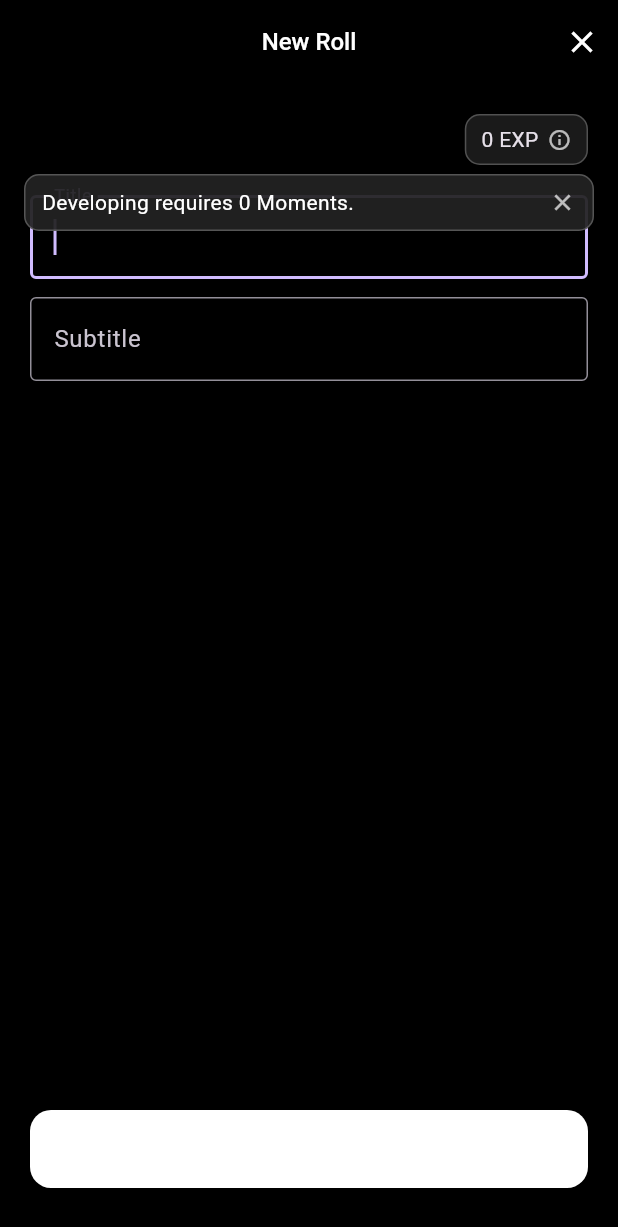
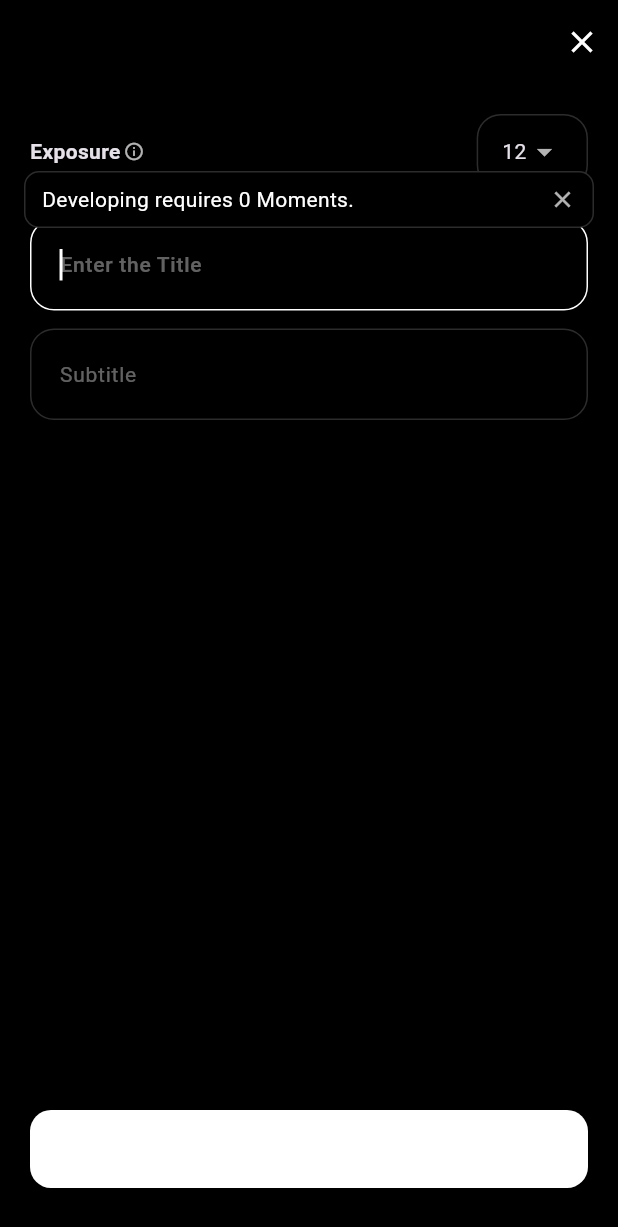
Before and after one commit to victorlee917/exposure, a Flutter app: the NewRollCreateScreen screen opened directly with empty values, after a tap on the "info outline" icon, on a phone screen of 412 x 824 dp. Shown: the top 1227 px of the screen. Run offline on Flutter 3.47's test engine with Material 3 defaults, Android fonts, the light colour scheme and no system bars; our stand-ins replace font_awesome_flutter, share_plus; missing offline and left inert: in_app_review, photo_manager, photo_manager_image_provider.

Commit message:
UI를 수정하고 기능을 추가합니다.

```diff
--- a/lib/constants/paddings.dart
+++ b/lib/constants/paddings.dart
@@ -3,5 +3,7 @@ class Paddings {
   static const screentHorizontal = 20.0;
   static const screentVertical = 20.0;
   static const buttonHorizontal = 16.0;
-  static const buttonVertical = 12.0;
+  static const buttonVertical = 0.0;
+  static const textFieldHorizontal = 16.0;
+  static const textFieldVertical = 20.0;
 }
--- a/lib/constants/sizes.dart
+++ b/lib/constants/sizes.dart
@@ -29,4 +29,6 @@ class Sizes {
   static const size80 = 80.0;
   static const size96 = 96.0;
   static const sizeButtonHeight = 52.0;
+  static const sizeTextFieldHeight = 52.0;
+  static const sizeTextFieldFont = 14.0;
 }
--- a/lib/features/common/widgets/appbar_gradation.dart
+++ b/lib/features/common/widgets/appbar_gradation.dart
@@ -1,3 +1,4 @@
+import 'package:daily_exposures/main.dart';
 import 'package:flutter/material.dart';
 
 /// AppBar 바로 아래에서 아래 방향으로 매우 부드럽게 사라지는 그라데이션.
@@ -19,9 +20,8 @@ class AppbarGradation extends StatelessWidget {
 
   @override
   Widget build(BuildContext context) {
-    final Color base = useThemeBg
-        ? Theme.of(context).scaffoldBackgroundColor
-        : Colors.black;
+    final isDarkMode = Theme.of(context).brightness == Brightness.dark;
+    final Color base = isDarkMode ? Colors.black : Colors.white;
 
     // 알파를 직접 만들어 주는 헬퍼
     Color fade(double a01) => Color.fromARGB(
--- /dev/null
+++ b/lib/features/common/widgets/primary_text_field.dart
@@ -0,0 +1,145 @@
+import 'package:daily_exposures/constants/borders.dart';
+import 'package:daily_exposures/constants/fonts.dart';
+import 'package:daily_exposures/constants/paddings.dart';
+import 'package:daily_exposures/constants/rvalues.dart';
+import 'package:daily_exposures/constants/sizes.dart';
+import 'package:flutter/material.dart';
+import 'package:flutter/services.dart';
+
+class PrimaryTextField extends StatefulWidget {
+  const PrimaryTextField({
+    super.key,
+    this.controller,
+    this.focusNode,
+    this.hintText,
+    this.labelText,
+    this.keyboardType,
+    this.textInputAction,
+    this.inputFormatters,
+    this.onChanged,
+    this.onSubmitted,
+    this.textAlign = TextAlign.start,
+    this.autocorrect = false,
+    this.enableSuggestions = false,
+    this.maxLines = 1,
+    this.border,
+  });
+
+  final TextEditingController? controller;
+  final FocusNode? focusNode;
+  final String? hintText;
+  final String? labelText;
+  final TextInputType? keyboardType;
+  final TextInputAction? textInputAction;
+  final List<TextInputFormatter>? inputFormatters;
+  final ValueChanged<String>? onChanged;
+  final ValueChanged<String>? onSubmitted;
+  final TextAlign textAlign;
+  final bool autocorrect;
+  final bool enableSuggestions;
+  final int maxLines;
+  final InputBorder? border;
+
+  @override
+  State<PrimaryTextField> createState() => _PrimaryTextFieldState();
+}
+
+class _PrimaryTextFieldState extends State<PrimaryTextField> {
+  late final FocusNode _focusNode;
+  bool _hasFocus = false;
+
+  @override
+  void initState() {
+    super.initState();
+    _focusNode = widget.focusNode ?? FocusNode();
+    _focusNode.addListener(_onFocusChange);
+    widget.controller?.addListener(_onTextChanged);
+  }
+
+  @override
+  void dispose() {
+    _focusNode.removeListener(_onFocusChange);
+    widget.controller?.removeListener(_onTextChanged);
+    if (widget.focusNode == null) {
+      _focusNode.dispose();
+    }
+    super.dispose();
+  }
+
+  void _onFocusChange() {
+    if (_hasFocus != _focusNode.hasFocus) {
+      setState(() {
+        _hasFocus = _focusNode.hasFocus;
+      });
+    }
+  }
+
+  void _onTextChanged() {
+    setState(() {
+      // This is needed to trigger a rebuild when text changes
+      // which affects the alignment.
+    });
+  }
+
+  @override
+  Widget build(BuildContext context) {
+    final isDarkMode = Theme.of(context).brightness == Brightness.dark;
+    final bool isHintCentered =
+        !_hasFocus && (widget.controller?.text.isEmpty ?? true);
+
+    return TextField(
+      maxLines: widget.maxLines,
+      controller: widget.controller,
+      focusNode: _focusNode,
+      textAlign: isHintCentered ? TextAlign.center : widget.textAlign,
+      keyboardType: widget.keyboardType,
+      textInputAction: widget.textInputAction,
+      autocorrect: widget.autocorrect,
+      enableSuggestions: widget.enableSuggestions,
+      inputFormatters: widget.inputFormatters,
+      onChanged: widget.onChanged,
+      onSubmitted: widget.onSubmitted,
+      cursorColor: isDarkMode ? Colors.white : Colors.black,
+      style: TextStyle(
+        fontSize: Sizes.sizeTextFieldFont,
+        fontWeight: Fonts.weightBold,
+        // When text is centered, we might need to adjust the alignment of the style
+        // But textAlign property of TextField handles this well.
+      ),
+      decoration: InputDecoration(
+        hintText: widget.hintText,
+        hintStyle: TextStyle(
+          fontSize: Sizes.sizeTextFieldFont,
+          color: isDarkMode ? Colors.white38 : Colors.black45,
+        ),
+        labelText: widget.labelText,
+        labelStyle: TextStyle(
+          color: isDarkMode ? Colors.white38 : Colors.black45,
+          fontSize: Sizes.sizeTextFieldFont,
+        ),
+        floatingLabelStyle: TextStyle(
+          fontSize: Sizes.size16,
+          color: isDarkMode ? Colors.white : Colors.black,
+        ),
+        border: widget.border,
+        enabledBorder: OutlineInputBorder(
+          borderRadius: BorderRadius.circular(Rvalues.button),
+          borderSide: BorderSide(
+            color: isDarkMode ? Borders.lineColorDark : Borders.lineColorLight,
+          ),
+        ),
+        focusedBorder: OutlineInputBorder(
+          borderRadius: BorderRadius.circular(Rvalues.button),
+          borderSide: BorderSide(
+            color: isDarkMode ? Colors.white : Colors.black,
+            width: 1,
+          ),
+        ),
+        contentPadding: const EdgeInsets.symmetric(
+          horizontal: Paddings.textFieldHorizontal,
+          vertical: Paddings.textFieldVertical,
+        ),
+      ),
+    );
+  }
+}
--- a/lib/features/create/new_roll_create_screen.dart
+++ b/lib/features/create/new_roll_create_screen.dart
@@ -1,4 +1,8 @@
 import 'dart:math' as math;
+import 'package:daily_exposures/constants/borders.dart';
+import 'package:daily_exposures/constants/paddings.dart';
+import 'package:daily_exposures/constants/rvalues.dart';
+import 'package:daily_exposures/features/common/widgets/primary_text_field.dart';
 import 'package:flutter/material.dart';
 
 class NewRollCreateScreen extends StatefulWidget {
@@ -23,8 +27,11 @@ class _NewRollCreateScreenState extends State<NewRollCreateScreen> {
   final _titleFocus = FocusNode();
   final _subtitleFocus = FocusNode();
 
+  int _selectedExposure = 12;
+
   // EXP 툴팁용
   final GlobalKey _expBadgeKey = GlobalKey();
+  final GlobalKey _exposureInfoKey = GlobalKey();
   OverlayEntry? _tooltipEntry;
 
   // 간격
@@ -63,7 +70,7 @@ class _NewRollCreateScreenState extends State<NewRollCreateScreen> {
         flightShuttleBuilder: _materialShuttle,
         child: AppBar(
           automaticallyImplyLeading: false,
-          title: const Text('New Roll'),
+          title: Text(widget.rollTitle),
           centerTitle: true,
           actions: [
             IconButton(
@@ -78,13 +85,13 @@ class _NewRollCreateScreenState extends State<NewRollCreateScreen> {
   }
 
   // ── Tooltip Overlay (플로팅, 자동 dismiss 없음, X/바깥탭으로 닫힘) ──
-  void _showTooltip() {
+  void _showTooltip(GlobalKey anchorKey, String text) {
     _removeTooltip();
 
     final overlay = Overlay.of(context);
 
     final renderBox =
-        _expBadgeKey.currentContext?.findRenderObject() as RenderBox?;
+        anchorKey.currentContext?.findRenderObject() as RenderBox?;
     if (renderBox == null || !renderBox.hasSize) return;
 
     final mq = MediaQuery.of(context);
@@ -127,10 +134,7 @@ class _NewRollCreateScreenState extends State<NewRollCreateScreen> {
               top: tipTop,
               left: tipLeft,
               width: maxWidth,
-              child: _TooltipBubble(
-                text: 'Developing requires ${widget.exp} Moments.',
-                onClose: _removeTooltip,
-              ),
+              child: _TooltipBubble(text: text, onClose: _removeTooltip),
             ),
           ],
         );
@@ -148,6 +152,7 @@ class _NewRollCreateScreenState extends State<NewRollCreateScreen> {
 
   @override
   Widget build(BuildContext context) {
+    final isDarkMode = Theme.of(context).brightness == Brightness.dark;
     return Scaffold(
       resizeToAvoidBottomInset: false, // 버튼을 직접 배치
       appBar: _buildHeroAppBar(),
@@ -175,78 +180,99 @@ class _NewRollCreateScreenState extends State<NewRollCreateScreen> {
                     child: Column(
                       crossAxisAlignment: CrossAxisAlignment.start,
                       children: [
-                        // 헤더: Roll 제목 + EXP 배지(안에 인포 아이콘)
+                        // Exposure selection
                         Row(
+                          mainAxisAlignment: MainAxisAlignment.spaceBetween,
+                          crossAxisAlignment: CrossAxisAlignment.center,
                           children: [
-                            Expanded(
-                              child: Text(
-                                widget.rollTitle,
-                                style: Theme.of(context).textTheme.titleLarge
-                                    ?.copyWith(fontWeight: FontWeight.w800),
-                              ),
+                            Row(
+                              children: [
+                                const Text(
+                                  'Exposure',
+                                  style: TextStyle(
+                                    fontSize: 14,
+                                    fontWeight: FontWeight.w600,
+                                  ),
+                                ),
+                                const SizedBox(width: 2),
+                                InkResponse(
+                                  key: _exposureInfoKey,
+                                  radius: 14,
+                                  onTap: () => _showTooltip(
+                                    _exposureInfoKey,
+                                    'Developing requires ${widget.exp} Moments.',
+                                  ),
+                                  child: Icon(
+                                    Icons.info_outline,
+                                    size: 14,
+                                    color: isDarkMode
+                                        ? Colors.white70
+                                        : Colors.black87,
+                                  ),
+                                ),
+                              ],
                             ),
                             Container(
-                              key: _expBadgeKey,
                               padding: const EdgeInsets.symmetric(
-                                horizontal: 10,
-                                vertical: 6,
+                                horizontal: Paddings.buttonHorizontal,
+                                vertical: Paddings.buttonVertical,
                               ),
                               decoration: BoxDecoration(
-                                color: Colors.white.withOpacity(0.1),
-                                borderRadius: BorderRadius.circular(10),
-                                border: Border.all(color: Colors.white24),
+                                borderRadius: BorderRadius.circular(
+                                  Rvalues.button,
+                                ),
+                                border: Border.all(
+                                  color: isDarkMode
+                                      ? Borders.lineColorDark
+                                      : Borders.lineColorLight,
+                                  width: 1,
+                                ),
                               ),
-                              child: Row(
-                                mainAxisSize: MainAxisSize.min,
-                                children: [
-                                  Text(
-                                    '${widget.exp} EXP',
-                                    style: Theme.of(
-                                      context,
-                                    ).textTheme.bodyMedium,
-                                  ),
-                                  const SizedBox(width: 6),
-                                  // 칩 안쪽 info 아이콘
-                                  InkResponse(
-                                    radius: 14,
-                                    onTap: _showTooltip,
-                                    child: const Icon(
-                                      Icons.info_outline,
-                                      size: 16,
-                                      color: Colors.white70,
-                                    ),
-                                  ),
-                                ],
+                              child: DropdownButton<int>(
+                                value: _selectedExposure,
+                                items: [12, 24, 36].map((int value) {
+                                  return DropdownMenuItem<int>(
+                                    value: value,
+                                    child: Text(value.toString()),
+                                  );
+                                }).toList(),
+                                onChanged: (newValue) {
+                                  setState(() {
+                                    _selectedExposure = newValue!;
+                                  });
+                                },
+                                underline: Container(), // Remove underline
+                                icon: const Icon(Icons.arrow_drop_down),
+                                style: Theme.of(context).textTheme.bodyMedium,
+                                dropdownColor: Theme.of(
+                                  context,
+                                ).scaffoldBackgroundColor,
                               ),
                             ),
                           ],
                         ),
+                        const SizedBox(height: 20),
 
-                        const SizedBox(height: 20),
                         // Title
-                        TextField(
-                          autocorrect: false,
+                        PrimaryTextField(
                           controller: _titleCtl,
                           focusNode: _titleFocus,
                           textInputAction: TextInputAction.next,
                           onSubmitted: (_) => _subtitleFocus.requestFocus(),
-                          decoration: const InputDecoration(
-                            labelText: 'Title',
-                            border: OutlineInputBorder(),
-                          ),
+                          labelText: 'Title',
+                          hintText: "Enter the Title",
+                          border: const OutlineInputBorder(),
                         ),
                         const SizedBox(height: 12),
                         // Subtitle
-                        TextField(
-                          autocorrect: false,
+                        PrimaryTextField(
                           controller: _subtitleCtl,
                           focusNode: _subtitleFocus,
                           textInputAction: TextInputAction.done,
                           onSubmitted: (_) => _handleCreate(),
-                          decoration: const InputDecoration(
-                            labelText: 'Subtitle',
-                            border: OutlineInputBorder(),
-                          ),
+                          labelText: 'Subtitle',
+                          hintText: "Enter the SubTitle",
+                          border: const OutlineInputBorder(),
                         ),
                         const SizedBox(height: 400),
                       ],
@@ -259,8 +285,8 @@ class _NewRollCreateScreenState extends State<NewRollCreateScreen> {
               AnimatedPositioned(
                 duration: _kAnim,
                 curve: Curves.easeOutCubic,
-                left: 20,
-                right: 20,
+                left: Paddings.screentHorizontal,
+                right: Paddings.screentHorizontal,
                 bottom: buttonBottom,
                 child: Hero(
                   tag: 'hero-cta',
@@ -270,8 +296,12 @@ class _NewRollCreateScreenState extends State<NewRollCreateScreen> {
                     width: double.infinity,
                     child: FilledButton(
                       style: FilledButton.styleFrom(
-                        backgroundColor: Colors.white,
-                        foregroundColor: Colors.black,
+                        backgroundColor: isDarkMode
+                            ? Colors.white
+                            : Colors.black,
+                        foregroundColor: isDarkMode
+                            ? Colors.black
+                            : Colors.white,
                         shape: RoundedRectangleBorder(
                           borderRadius: BorderRadius.circular(14),
                         ),
@@ -313,6 +343,7 @@ class _TooltipBubble extends StatelessWidget {
 
   @override
   Widget build(BuildContext context) {
+    final isDarkMode = Theme.of(context).brightness == Brightness.dark;
     // 오버레이 안에서도 자체 탭은 바깥으로 전파되지 않도록 처리
     return Material(
       color: Colors.transparent,
@@ -320,9 +351,13 @@ class _TooltipBubble extends StatelessWidget {
         onTap: () {}, // 내부 탭 흡수
         child: DecoratedBox(
           decoration: BoxDecoration(
-            color: const Color(0xEE222222),
+            color: isDarkMode ? Colors.black : Colors.white,
             borderRadius: BorderRadius.circular(10),
-            border: Border.all(color: Colors.white24),
+            border: Border.all(
+              color: isDarkMode
+                  ? Borders.lineColorDark
+                  : Borders.lineColorLight,
+            ),
           ),
           child: Padding(
             padding: const EdgeInsets.symmetric(horizontal: 12, vertical: 10),
@@ -333,7 +368,10 @@ class _TooltipBubble extends StatelessWidget {
                 Expanded(
                   child: Text(
                     text,
-                    style: const TextStyle(color: Colors.white, height: 1.25),
+                    style: TextStyle(
+                      color: isDarkMode ? Colors.white : Colors.black,
+                      height: 1.25,
+                    ),
                   ),
                 ),
                 const SizedBox(width: 8),
@@ -341,10 +379,10 @@ class _TooltipBubble extends StatelessWidget {
                 InkResponse(
                   onTap: onClose,
                   radius: 16,
-                  child: const Icon(
+                  child: Icon(
                     Icons.close,
                     size: 18,
-                    color: Colors.white70,
+                    color: isDarkMode ? Colors.white70 : Colors.black87,
                   ),
                 ),
               ],
--- a/lib/features/home/widgets/capture_button.dart
+++ b/lib/features/home/widgets/capture_button.dart
@@ -1,5 +1,4 @@
 // lib/features/home/widgets/capture_button.dart
-import 'package:daily_exposures/main.dart';
 import 'package:flutter/material.dart';
 import 'package:font_awesome_flutter/font_awesome_flutter.dart';
 
@@ -17,7 +16,7 @@ class CaptureButton extends StatelessWidget {
 
   @override
   Widget build(BuildContext context) {
-    isDarkMode.value = Theme.of(context).brightness == Brightness.dark;
+    final bool isDarkMode = Theme.of(context).brightness == Brightness.dark;
     return GestureDetector(
       behavior: HitTestBehavior.opaque,
       onTap: onPressed,
--- a/lib/features/username/change_username_screen.dart
+++ b/lib/features/username/change_username_screen.dart
@@ -3,6 +3,7 @@ import 'package:daily_exposures/constants/paddings.dart';
 import 'package:daily_exposures/constants/rvalues.dart';
 import 'package:daily_exposures/constants/sizes.dart';
 import 'package:daily_exposures/constants/gaps.dart';
+import 'package:daily_exposures/features/common/widgets/primary_text_field.dart';
 import 'package:flutter/material.dart';
 import 'package:flutter/services.dart';
 
@@ -47,8 +48,14 @@ class _ChangeUsernameScreenState extends State<ChangeUsernameScreen> {
 
   @override
   Widget build(BuildContext context) {
+    final isDarkMode = Theme.of(context).brightness == Brightness.dark;
     return Scaffold(
-      appBar: AppBar(title: const Text("Change Nickname")),
+      appBar: AppBar(
+        title: const Text("Nickname"),
+        backgroundColor: Theme.of(context).scaffoldBackgroundColor,
+        surfaceTintColor: Colors.transparent,
+        elevation: 0,
+      ),
       resizeToAvoidBottomInset: true,
       body: GestureDetector(
         onTap: () => FocusScope.of(context).unfocus(),
@@ -59,40 +66,16 @@ class _ChangeUsernameScreenState extends State<ChangeUsernameScreen> {
           child: Column(
             children: [
               Gaps.v24,
-              TextField(
+              PrimaryTextField(
                 controller: _usernameController,
                 focusNode: _focusNode,
-                textAlign: TextAlign.center,
                 keyboardType: TextInputType.visiblePassword,
                 textInputAction: TextInputAction.done,
-                autocorrect: false,
-                enableSuggestions: false,
                 inputFormatters: [
                   FilteringTextInputFormatter.allow(RegExp(r'[a-zA-Z0-9_]')),
                   LengthLimitingTextInputFormatter(14),
                 ],
-                style: TextStyle(
-                  fontSize: Sizes.size16,
-                  fontWeight: Fonts.weightBold,
-                ),
-                decoration: InputDecoration(
-                  hintText: "Enter your nickname",
-                  enabledBorder: OutlineInputBorder(
-                    borderRadius: BorderRadius.circular(12),
-                    borderSide: BorderSide(color: Colors.grey.shade400),
-                  ),
-                  focusedBorder: OutlineInputBorder(
-                    borderRadius: BorderRadius.circular(12),
-                    borderSide: BorderSide(
-                      color: Theme.of(context).primaryColor,
-                      width: 2,
-                    ),
-                  ),
-                  contentPadding: const EdgeInsets.symmetric(
-                    horizontal: Paddings.buttonHorizontal,
-                    vertical: Paddings.buttonVertical,
-                  ),
-                ),
+                hintText: "Enter your nickname",
               ),
             ],
           ),
@@ -121,9 +104,11 @@ class _ChangeUsernameScreenState extends State<ChangeUsernameScreen> {
                 : null,
             style: ElevatedButton.styleFrom(
               backgroundColor: _isUsernameValid
-                  ? Theme.of(context).primaryColor
+                  ? isDarkMode
+                        ? Colors.white
+                        : Colors.black
                   : Colors.grey.shade300,
-              foregroundColor: Colors.white,
+              foregroundColor: isDarkMode ? Colors.black : Colors.white,
               padding: const EdgeInsets.symmetric(
                 vertical: Paddings.buttonVertical,
               ),
```
